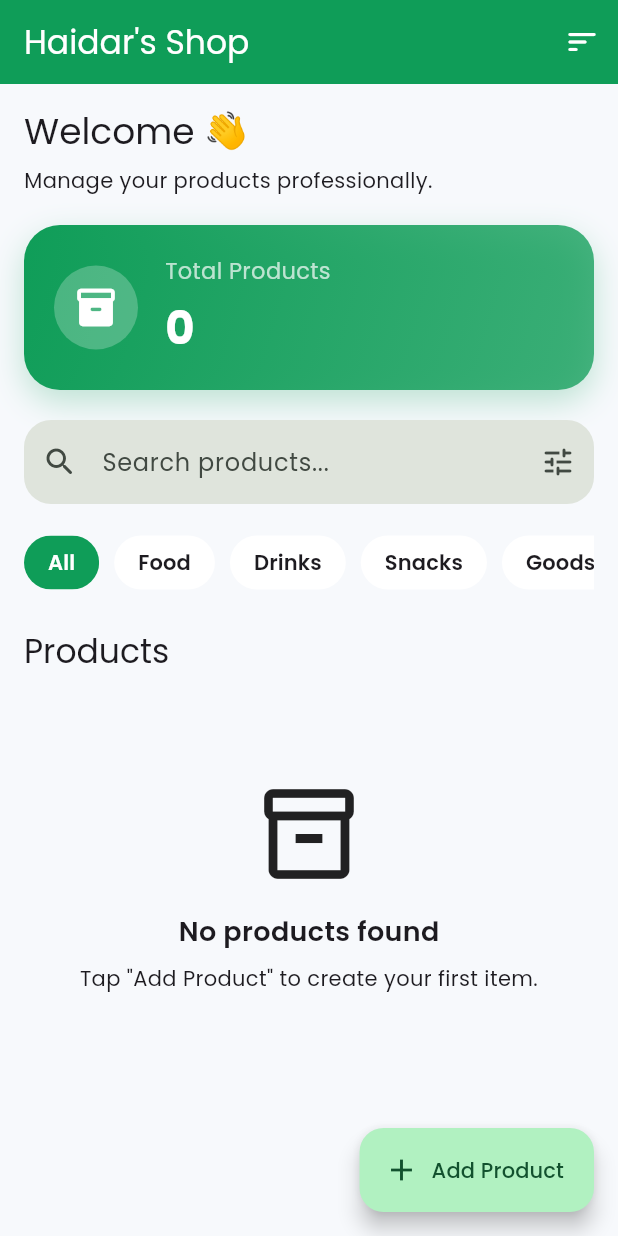
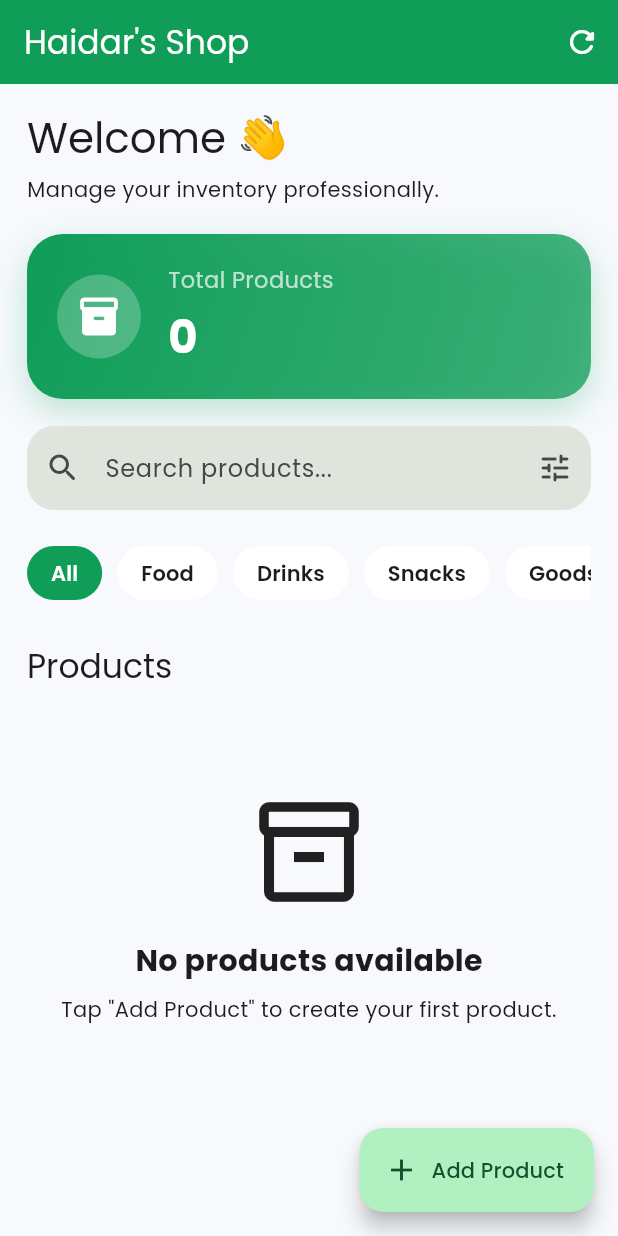
Before and after one commit to elrider-stack/pricebook, a Flutter app: the screen it shows after launch, on a phone screen of 412 x 824 dp. Run offline on Flutter 3.47's test engine with Material 3 defaults, Android fonts, the phone set to English and light mode, and no system bars; our stand-ins replace flex_color_scheme, google_fonts, sqflite; accounts and stored records are empty.

Commit message:
Premium Home Dashboard v2

```diff
--- a/lib/screens/home_screen.dart
+++ b/lib/screens/home_screen.dart
@@ -2,9 +2,9 @@ import 'package:flutter/material.dart';
 import 'package:provider/provider.dart';
 
 import '../providers/product_provider.dart';
+import '../widgets/category_chip.dart';
 import '../widgets/dashboard_card.dart';
 import '../widgets/premium_search_bar.dart';
-import '../widgets/category_chip.dart';
 import '../widgets/product_tile.dart';
 import 'add_product_screen.dart';
 
@@ -21,7 +21,6 @@ class _HomeScreenState extends State<HomeScreen> {
     super.initState();
 
     WidgetsBinding.instance.addPostFrameCallback((_) {
-      if (!mounted) return;
       context.read<ProductProvider>().loadProducts();
     });
   }
@@ -32,23 +31,15 @@ class _HomeScreenState extends State<HomeScreen> {
 
     return Scaffold(
       appBar: AppBar(
+        title: const Text("Haidar's Shop"),
         centerTitle: false,
-        title: const Text("Haidar's Shop"),
         actions: [
-          PopupMenuButton<SortType>(
-            icon: const Icon(Icons.sort_rounded),
-            onSelected: provider.sortProducts,
-            itemBuilder: (_) => const [
-              PopupMenuItem(value: SortType.newest, child: Text('Newest')),
-              PopupMenuItem(value: SortType.oldest, child: Text('Oldest')),
-              PopupMenuItem(value: SortType.name, child: Text('Name')),
-              PopupMenuItem(value: SortType.priceLow, child: Text('Price ↑')),
-              PopupMenuItem(value: SortType.priceHigh, child: Text('Price ↓')),
-            ],
+          IconButton(
+            icon: const Icon(Icons.refresh_rounded),
+            onPressed: provider.loadProducts,
           ),
         ],
       ),
-
       floatingActionButton: FloatingActionButton.extended(
         onPressed: () async {
           await Navigator.push(
@@ -56,27 +47,24 @@ class _HomeScreenState extends State<HomeScreen> {
             MaterialPageRoute(builder: (_) => const AddProductScreen()),
           );
 
-          if (!mounted) return;
-
           provider.loadProducts();
         },
         icon: const Icon(Icons.add),
-        label: const Text('Add Product'),
+        label: const Text("Add Product"),
       ),
-
       body: SafeArea(
         child: ListView(
-          padding: const EdgeInsets.all(16),
+          padding: const EdgeInsets.all(18),
           children: [
             Text(
-              'Welcome 👋',
-              style: Theme.of(context).textTheme.headlineSmall,
+              "Welcome 👋",
+              style: Theme.of(context).textTheme.headlineMedium,
             ),
 
             const SizedBox(height: 6),
 
             Text(
-              'Manage your products professionally.',
+              "Manage your inventory professionally.",
               style: Theme.of(context).textTheme.bodyMedium,
             ),
 
@@ -84,29 +72,27 @@ class _HomeScreenState extends State<HomeScreen> {
 
             DashboardCard(
               icon: Icons.inventory_2_rounded,
-              title: 'Total Products',
+              title: "Total Products",
               value: provider.totalProducts.toString(),
               color: Theme.of(context).colorScheme.primary,
             ),
 
-            const SizedBox(height: 20),
+            const SizedBox(height: 18),
 
             PremiumSearchBar(onChanged: provider.search),
 
             const SizedBox(height: 18),
 
             SizedBox(
-              height: 42,
+              height: 48,
               child: ListView(
                 scrollDirection: Axis.horizontal,
                 children: provider.categories
                     .map(
-                      (category) => CategoryChip(
-                        label: category,
-                        selected: provider.selectedCategory == category,
-                        onTap: () {
-                          provider.selectCategory(category);
-                        },
+                      (e) => CategoryChip(
+                        label: e,
+                        selected: provider.selectedCategory == e,
+                        onTap: () => provider.selectCategory(e),
                       ),
                     )
                     .toList(),
@@ -115,9 +101,9 @@ class _HomeScreenState extends State<HomeScreen> {
 
             const SizedBox(height: 24),
 
-            Text('Products', style: Theme.of(context).textTheme.titleLarge),
+            Text("Products", style: Theme.of(context).textTheme.titleLarge),
 
-            const SizedBox(height: 12),
+            const SizedBox(height: 10),
 
             if (provider.products.isEmpty)
               const Padding(
@@ -125,18 +111,18 @@ class _HomeScreenState extends State<HomeScreen> {
                 child: Center(
                   child: Column(
                     children: [
-                      Icon(Icons.inventory_2_outlined, size: 72),
-                      SizedBox(height: 16),
+                      Icon(Icons.inventory_2_outlined, size: 80),
+                      SizedBox(height: 18),
                       Text(
-                        'No products found',
+                        'No products available',
                         style: TextStyle(
-                          fontSize: 18,
-                          fontWeight: FontWeight.w600,
+                          fontSize: 20,
+                          fontWeight: FontWeight.bold,
                         ),
                       ),
                       SizedBox(height: 8),
                       Text(
-                        'Tap "Add Product" to create your first item.',
+                        'Tap "Add Product" to create your first product.',
                         textAlign: TextAlign.center,
                       ),
                     ],
```
